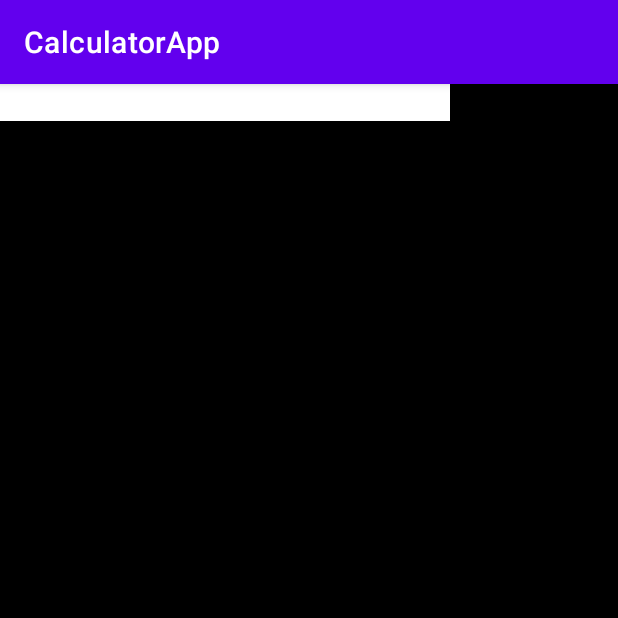
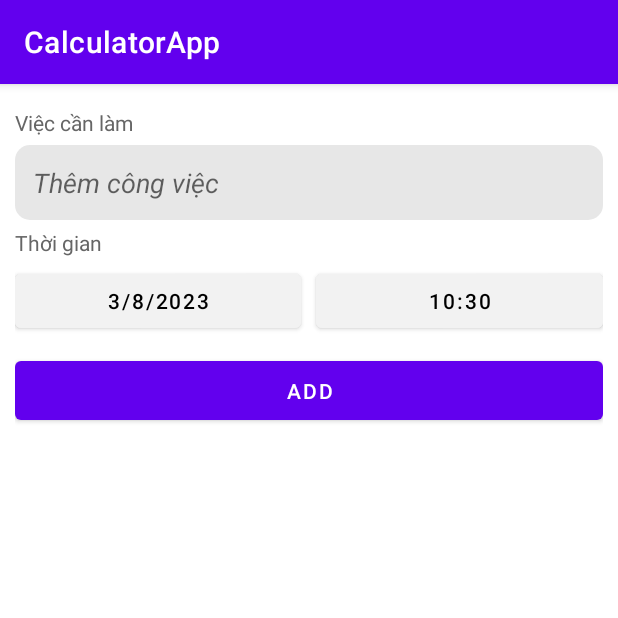
Before and after one commit to Yopaz-Co-Ltd/android-base, an Android app: the TodoFragment screen opened through its navigation route, on a phone screen of 412 x 824 dp, the top half of it. Run offline under Robolectric (Android 15) with nearby library versions, the phone set to English and light mode, and no system bars.

Commit message:
Task/TodoApp

```diff
--- /dev/null
+++ b/app/src/main/java/com/example/calculatorapp/RvInterface.kt
@@ -0,0 +1,5 @@
+package com.example.calculatorapp
+
+interface RvInterface {
+    fun onRemoveItem(pos: Int)
+}
--- a/app/src/main/java/com/example/calculatorapp/TodoFragment.kt
+++ /dev/null
@@ -1,19 +0,0 @@
-package com.example.calculatorapp
-
-import android.os.Bundle
-import androidx.fragment.app.Fragment
-import android.view.LayoutInflater
-import android.view.View
-import android.view.ViewGroup
-
-class TodoFragment : Fragment() {
-
-    override fun onCreateView(
-        inflater: LayoutInflater,
-        container: ViewGroup?,
-        savedInstanceState: Bundle?
-    ): View? {
-        return inflater.inflate(R.layout.fragment_todo, container, false)
-    }
-
-}
--- a/app/src/main/java/com/example/calculatorapp/HomeFragment.kt
+++ b/app/src/main/java/com/example/calculatorapp/fragments/HomeFragment.kt
@@ -1,4 +1,4 @@
-package com.example.calculatorapp
+package com.example.calculatorapp.fragments
 
 import android.os.Bundle
 import androidx.fragment.app.Fragment
@@ -7,6 +7,7 @@ import android.view.View
 import android.view.ViewGroup
 import android.widget.Button
 import androidx.navigation.findNavController
+import com.example.calculatorapp.R
 
 class HomeFragment : Fragment(R.layout.fragment_home) {
 
--- a/app/src/main/java/com/example/calculatorapp/CalculatorFragment.kt
+++ b/app/src/main/java/com/example/calculatorapp/fragments/calculator/CalculatorFragment.kt
@@ -1,10 +1,11 @@
-package com.example.calculatorapp
+package com.example.calculatorapp.fragments.calculator
 
 import android.os.Bundle
 import androidx.fragment.app.Fragment
 import android.view.View
 import android.widget.Button
 import android.widget.TextView
+import com.example.calculatorapp.R
 
 class CalculatorFragment : Fragment(R.layout.fragment_calculator) {
 
--- /dev/null
+++ b/app/src/main/java/com/example/calculatorapp/fragments/todoapp/TodoFragment.kt
@@ -0,0 +1,90 @@
+package com.example.calculatorapp.fragments.todoapp
+
+import android.app.DatePickerDialog
+import android.app.TimePickerDialog
+import android.os.Bundle
+import androidx.fragment.app.Fragment
+import android.view.View
+import android.widget.*
+import androidx.recyclerview.widget.LinearLayoutManager
+import androidx.recyclerview.widget.RecyclerView
+import com.example.calculatorapp.ItemData
+import com.example.calculatorapp.R
+import com.example.calculatorapp.RvInterface
+import java.util.*
+
+class TodoFragment : Fragment(R.layout.fragment_todo) {
+    private lateinit var inputTodo: EditText
+    private lateinit var todoListView: RecyclerView
+    private lateinit var btnTime: Button
+    private lateinit var btnDate: Button
+    private var listTodoData: MutableList<ItemData> = mutableListOf()
+    val today = Calendar.getInstance()
+
+    override fun onViewCreated(view: View, savedInstanceState: Bundle?) {
+        super.onViewCreated(view, savedInstanceState)
+
+        inputTodo = view.findViewById(R.id.input_text)
+        todoListView = view.findViewById(R.id.todo_list_view)
+        btnDate = view.findViewById(R.id.btn_date)
+        btnTime = view.findViewById(R.id.btn_time)
+        val startHour = today.get(Calendar.HOUR_OF_DAY)
+        val startMinute = today.get(Calendar.MINUTE)
+        val startDate = today.get(Calendar.DAY_OF_MONTH)
+        val startMonth = today.get(Calendar.MONTH)
+        val startYear = today.get(Calendar.YEAR)
+
+        btnDate.setText("$startDate/${startMonth + 1}/$startYear")
+        btnTime.setText("$startHour:$startMinute")
+
+        val adapter = TodoListRVAdapter(listTodoData, object : RvInterface {
+            override fun onRemoveItem(pos: Int) {
+                listTodoData.removeAt(pos)
+                todoListView.adapter?.notifyDataSetChanged()
+            }
+        })
+
+        todoListView.adapter = adapter
+
+        todoListView.layoutManager = LinearLayoutManager(
+            requireContext(),
+            LinearLayoutManager.VERTICAL,
+            false
+        )
+
+        view.findViewById<Button>(R.id.btn_add).setOnClickListener {
+            addTodo(adapter)
+        }
+
+        btnTime.setOnClickListener{
+            TimePickerDialog(requireContext(), TimePickerDialog.OnTimeSetListener { view, hourOfDay, minute ->
+                btnTime.setText("$hourOfDay:$minute")
+            },startHour,startMinute, true).show()
+        }
+
+        btnDate.setOnClickListener {
+            DatePickerDialog(
+                requireContext(),
+                DatePickerDialog.OnDateSetListener { view, year, month, dayOfMonth ->
+                    btnDate.setText("$dayOfMonth/${month + 1}/$year")
+                },
+                startYear,
+                startMonth,
+                startDate
+            ).show()
+        }
+    }
+
+    fun addTodo(adapter: TodoListRVAdapter) {
+        val inputText = inputTodo.text.toString()
+        val datePicked = btnDate.text.toString()
+        val timePicked = btnTime.text.toString()
+        val dateTimePicked = "$datePicked - $timePicked"
+        if (inputText != "") {
+            listTodoData.add(0,ItemData(inputText, dateTimePicked))
+            inputTodo.setText("")
+            adapter.notifyDataSetChanged()
+        }
+    }
+
+}
--- /dev/null
+++ b/app/src/main/res/drawable/background_input_todo.xml
@@ -0,0 +1,5 @@
+<?xml version="1.0" encoding="utf-8"?>
+<shape xmlns:android="http://schemas.android.com/apk/res/android">
+    <solid android:color="@color/light_silver" />
+    <corners android:radius="10dp" />
+</shape>
--- /dev/null
+++ b/app/src/main/res/drawable/background_todo_item.xml
@@ -0,0 +1,5 @@
+<?xml version="1.0" encoding="utf-8"?>
+    <shape xmlns:android="http://schemas.android.com/apk/res/android">
+        <solid android:color="@color/light_gray" />
+        <corners android:radius="10dp" />
+    </shape>
--- /dev/null
+++ b/app/src/main/res/drawable/ic_delete.xml
@@ -0,0 +1,4 @@
+<vector android:height="30dp" android:viewportHeight="24"
+    android:viewportWidth="24" android:width="30dp" xmlns:android="http://schemas.android.com/apk/res/android">
+    <path android:fillColor="@color/red" android:pathData="M19,4h-3.5l-1,-1h-5l-1,1H5v2h14M6,19a2,2 0,0 0,2 2h8a2,2 0,0 0,2 -2V7H6v12Z"/>
+</vector>
--- /dev/null
+++ b/app/src/main/res/drawable/ic_edit.xml
@@ -0,0 +1,4 @@
+<vector android:height="30dp" android:viewportHeight="24"
+    android:viewportWidth="24" android:width="30dp" xmlns:android="http://schemas.android.com/apk/res/android">
+    <path android:fillColor="@color/light_blue_600" android:pathData="m19.3,8.925l-4.25,-4.2l1.4,-1.4q0.575,-0.575 1.413,-0.575t1.412,0.575l1.4,1.4q0.575,0.575 0.6,1.388t-0.55,1.387L19.3,8.925ZM17.85,10.4L7.25,21H3v-4.25l10.6,-10.6l4.25,4.25Z"/>
+</vector>
--- a/app/src/main/res/layout/fragment_calculator.xml
+++ b/app/src/main/res/layout/fragment_calculator.xml
@@ -6,7 +6,7 @@
     android:layout_height="match_parent"
     android:background="@color/black"
     android:orientation="vertical"
-    tools:context=".CalculatorFragment">
+    tools:context=".fragments.calculator.CalculatorFragment">
 
     <LinearLayout
         android:layout_width="match_parent"
--- a/app/src/main/res/layout/fragment_home.xml
+++ b/app/src/main/res/layout/fragment_home.xml
@@ -4,7 +4,7 @@
     android:layout_width="match_parent"
     android:layout_height="match_parent"
     android:background="#000"
-    tools:context=".HomeFragment">
+    tools:context=".fragments.HomeFragment">
 
     <LinearLayout
         android:layout_width="wrap_content"
--- a/app/src/main/res/layout/fragment_todo.xml
+++ b/app/src/main/res/layout/fragment_todo.xml
@@ -1,15 +1,78 @@
 <?xml version="1.0" encoding="utf-8"?>
-<FrameLayout xmlns:android="http://schemas.android.com/apk/res/android"
+<LinearLayout xmlns:android="http://schemas.android.com/apk/res/android"
     xmlns:tools="http://schemas.android.com/tools"
     android:layout_width="match_parent"
     android:layout_height="match_parent"
-    android:background="@color/black"
-    tools:context=".TodoFragment">
+    android:orientation="vertical"
+    tools:context=".fragments.todoapp.TodoFragment">
 
-    <EditText
-        android:layout_width="300dp"
+    <LinearLayout
+        android:layout_width="match_parent"
         android:layout_height="wrap_content"
-        android:background="@color/white"
-        />
+        android:layout_marginHorizontal="10dp"
+        android:layout_marginVertical="16dp"
+        android:orientation="vertical">
+        <TextView
+            android:layout_width="wrap_content"
+            android:layout_height="wrap_content"
+            android:textColor="@color/dark_gray"
+            android:layout_marginBottom="5dp"
+            android:text="Việc cần làm" />
 
-</FrameLayout>
+        <EditText
+            android:id="@+id/input_text"
+            android:layout_width="match_parent"
+            android:layout_height="50dp"
+            android:background="@drawable/background_input_todo"
+            android:hint="Thêm công việc"
+            android:inputType="text"
+            android:paddingHorizontal="12dp"
+            android:textStyle="italic" />
+
+        <TextView
+            android:layout_width="wrap_content"
+            android:layout_height="wrap_content"
+            android:textColor="@color/dark_gray"
+            android:layout_marginVertical="5dp"
+            android:text="Thời gian" />
+
+        <LinearLayout
+            android:layout_width="match_parent"
+            android:layout_height="wrap_content"
+            android:orientation="horizontal">
+
+            <Button
+                android:id="@+id/btn_date"
+                android:layout_width="0dp"
+                android:layout_height="wrap_content"
+                android:layout_weight="1"
+                android:layout_marginRight="10dp"
+                android:backgroundTint="@color/light_gray"
+                android:textColor="#000" />
+
+            <Button
+                android:id="@+id/btn_time"
+                android:layout_width="0dp"
+                android:layout_height="wrap_content"
+                android:layout_weight="1"
+                android:backgroundTint="@color/light_gray"
+                android:textColor="#000" />
+        </LinearLayout>
+
+        <Button
+            android:id="@+id/btn_add"
+            android:layout_width="match_parent"
+            android:layout_height="wrap_content"
+            android:layout_marginTop="10dp"
+            android:paddingVertical="10dp"
+            android:layout_weight="1"
+            android:text="Add" />
+    </LinearLayout>
+
+    <androidx.recyclerview.widget.RecyclerView
+        android:id="@+id/todo_list_view"
+        android:layout_width="match_parent"
+        android:layout_height="match_parent" />
+
+
+</LinearLayout>
--- a/app/src/main/res/navigation/nav_graph.xml
+++ b/app/src/main/res/navigation/nav_graph.xml
@@ -6,7 +6,7 @@
     app:startDestination="@id/homeFragment">
     <fragment
         android:id="@+id/homeFragment"
-        android:name="com.example.calculatorapp.HomeFragment"
+        android:name="com.example.calculatorapp.fragments.HomeFragment"
         android:label="fragment_home"
         tools:layout="@layout/fragment_home" >
         <action
@@ -18,12 +18,12 @@
     </fragment>
     <fragment
         android:id="@+id/calculatorFragment"
-        android:name="com.example.calculatorapp.CalculatorFragment"
+        android:name="com.example.calculatorapp.fragments.calculator.CalculatorFragment"
         android:label="fragment_calculator"
         tools:layout="@layout/fragment_calculator" />
     <fragment
         android:id="@+id/todoFragment"
-        android:name="com.example.calculatorapp.TodoFragment"
+        android:name="com.example.calculatorapp.fragments.todoapp.TodoFragment"
         android:label="fragment_todo"
         tools:layout="@layout/fragment_todo" />
 </navigation>
--- a/app/src/main/res/values/colors.xml
+++ b/app/src/main/res/values/colors.xml
@@ -12,4 +12,8 @@
     <color name="light_blue_A200">#FF40C4FF</color>
     <color name="light_blue_A400">#FF00B0FF</color>
     <color name="black_overlay">#66000000</color>
+    <color name="light_gray">#F2F2F2</color>
+    <color name="dark_gray">#666666</color>
+    <color name="light_silver">#E7E7E7</color>
+    <color name="red">#FF0000</color>
 </resources>
--- a/app/src/main/res/values/styles.xml
+++ b/app/src/main/res/values/styles.xml
@@ -29,4 +29,5 @@
         <item name="android:background">@color/black_overlay</item>
         <item name="android:buttonBarStyle">?android:attr/buttonBarStyle</item>
     </style>
+
 </resources>
```
Also changed, not shown: app/src/main/java/com/example/calculatorapp/ItemData.kt (added, +10 -0 lines), app/src/main/java/com/example/calculatorapp/fragments/todoapp/TodoListRVAdapter.kt (added, +44 -0 lines), app/src/main/res/layout/item_todo_list.xml (added, +40 -0 lines).
